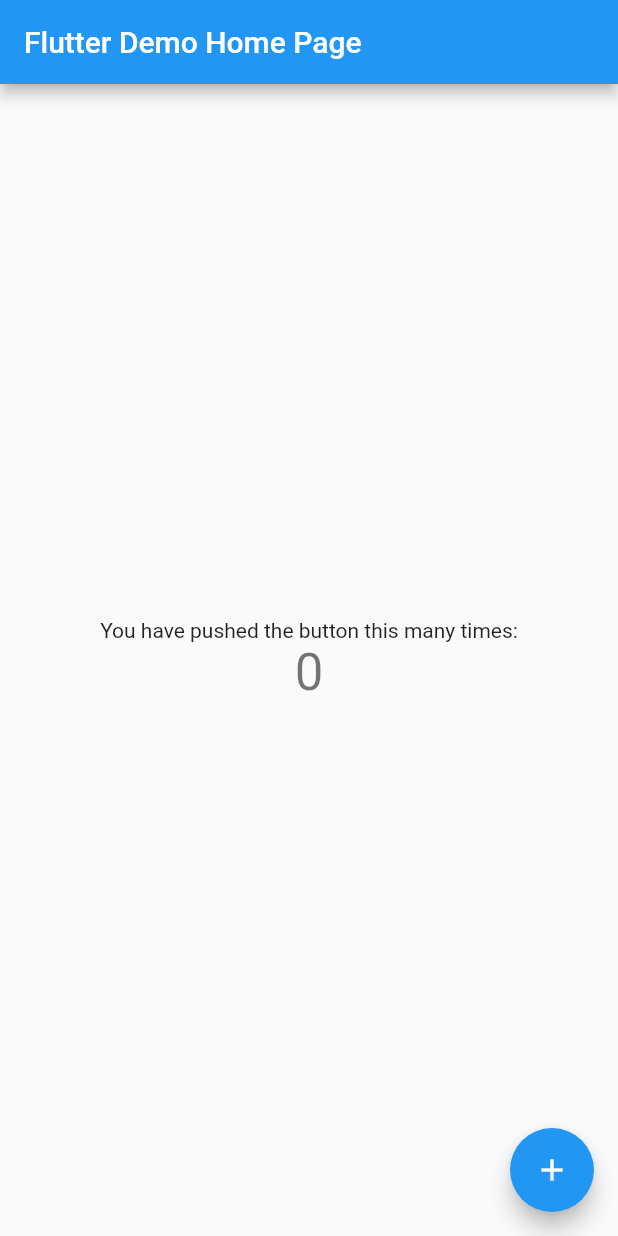
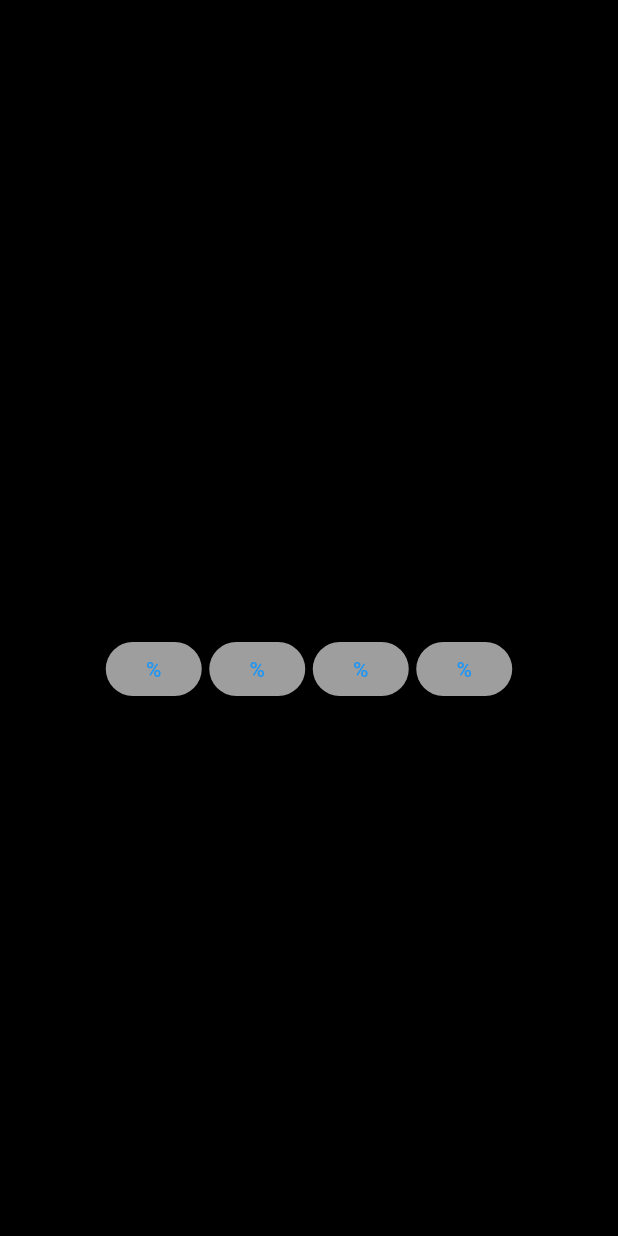
Before and after one commit to zamuelfernandes/calculadora, a Flutter app: the screen it shows after launch, on a phone screen of 412 x 824 dp. Run offline on Flutter 3.47's test engine with Material 2 defaults, Android fonts, the phone set to English and light mode, and no system bars.

Commit message:
Inserindo elementos

```diff
--- a/lib/main.dart
+++ b/lib/main.dart
@@ -7,21 +7,11 @@ void main() {
 class MyApp extends StatelessWidget {
   const MyApp({Key? key}) : super(key: key);
 
-  // This widget is the root of your application.
   @override
   Widget build(BuildContext context) {
     return MaterialApp(
       title: 'Flutter Demo',
       theme: ThemeData(
-        // This is the theme of your application.
-        //
-        // Try running your application with "flutter run". You'll see the
-        // application has a blue toolbar. Then, without quitting the app, try
-        // changing the primarySwatch below to Colors.green and then invoke
-        // "hot reload" (press "r" in the console where you ran "flutter run",
-        // or simply save your changes to "hot reload" in a Flutter IDE).
-        // Notice that the counter didn't reset back to zero; the application
-        // is not restarted.
         primarySwatch: Colors.blue,
       ),
       home: const MyHomePage(title: 'Flutter Demo Home Page'),
@@ -32,15 +22,6 @@ class MyApp extends StatelessWidget {
 class MyHomePage extends StatefulWidget {
   const MyHomePage({Key? key, required this.title}) : super(key: key);
 
-  // This widget is the home page of your application. It is stateful, meaning
-  // that it has a State object (defined below) that contains fields that affect
-  // how it looks.
-
-  // This class is the configuration for the state. It holds the values (in this
-  // case the title) provided by the parent (in this case the App widget) and
-  // used by the build method of the State. Fields in a Widget subclass are
-  // always marked "final".
-
   final String title;
 
   @override
@@ -48,68 +29,75 @@ class MyHomePage extends StatefulWidget {
 }
 
 class _MyHomePageState extends State<MyHomePage> {
-  int _counter = 0;
-
-  void _incrementCounter() {
-    setState(() {
-      // This call to setState tells the Flutter framework that something has
-      // changed in this State, which causes it to rerun the build method below
-      // so that the display can reflect the updated values. If we changed
-      // _counter without calling setState(), then the build method would not be
-      // called again, and so nothing would appear to happen.
-      _counter++;
-    });
-  }
+  double space = 5;
+  Size tam = const Size(20, 20);
 
   @override
   Widget build(BuildContext context) {
-    // This method is rerun every time setState is called, for instance as done
-    // by the _incrementCounter method above.
-    //
-    // The Flutter framework has been optimized to make rerunning build methods
-    // fast, so that you can just rebuild anything that needs updating rather
-    // than having to individually change instances of widgets.
-    return Scaffold(
-      appBar: AppBar(
-        // Here we take the value from the MyHomePage object that was created by
-        // the App.build method, and use it to set our appbar title.
-        title: Text(widget.title),
+    return Container(
+      color: Colors.black,
+      child: Column(
+        mainAxisAlignment: MainAxisAlignment.center,
+        children: [
+          TextField(
+            decoration: InputDecoration(border: InputBorder.none),
           ),
-      body: Center(
-        // Center is a layout widget. It takes a single child and positions it
-        // in the middle of the parent.
-        child: Column(
-          // Column is also a layout widget. It takes a list of children and
-          // arranges them vertically. By default, it sizes itself to fit its
-          // children horizontally, and tries to be as tall as its parent.
-          //
-          // Invoke "debug painting" (press "p" in the console, choose the
-          // "Toggle Debug Paint" action from the Flutter Inspector in Android
-          // Studio, or the "Toggle Debug Paint" command in Visual Studio Code)
-          // to see the wireframe for each widget.
-          //
-          // Column has various properties to control how it sizes itself and
-          // how it positions its children. Here we use mainAxisAlignment to
-          // center the children vertically; the main axis here is the vertical
-          // axis because Columns are vertical (the cross axis would be
-          // horizontal).
+          const SizedBox(height: 20),
+          //ROW DE BOTÕES ----------------------------------------
+          Row(
             mainAxisAlignment: MainAxisAlignment.center,
-          children: <Widget>[
-            const Text(
-              'You have pushed the button this many times:',
+            children: [
+              TextButton(
+                onPressed: () {},
+                style: TextButton.styleFrom(
+                  backgroundColor: Colors.grey,
+                  fixedSize: tam,
+                  shape: RoundedRectangleBorder(
+                    borderRadius: BorderRadius.circular(25),
                   ),
-            Text(
-              '$_counter',
-              style: Theme.of(context).textTheme.headline4,
+                ),
+                child: const Text('%'),
+              ),
+              SizedBox(width: space),
+              TextButton(
+                onPressed: () {},
+                style: TextButton.styleFrom(
+                  backgroundColor: Colors.grey,
+                  fixedSize: tam,
+                  shape: RoundedRectangleBorder(
+                    borderRadius: BorderRadius.circular(25),
+                  ),
+                ),
+                child: const Text('%'),
+              ),
+              SizedBox(width: space),
+              TextButton(
+                onPressed: () {},
+                style: TextButton.styleFrom(
+                  backgroundColor: Colors.grey,
+                  fixedSize: tam,
+                  shape: RoundedRectangleBorder(
+                    borderRadius: BorderRadius.circular(25),
+                  ),
+                ),
+                child: const Text('%'),
+              ),
+              SizedBox(width: space),
+              TextButton(
+                onPressed: () {},
+                style: TextButton.styleFrom(
+                  backgroundColor: Colors.grey,
+                  fixedSize: tam,
+                  shape: RoundedRectangleBorder(
+                    borderRadius: BorderRadius.circular(25),
+                  ),
+                ),
+                child: const Text('%'),
               ),
             ],
           ),
+        ],
       ),
-      floatingActionButton: FloatingActionButton(
-        onPressed: _incrementCounter,
-        tooltip: 'Increment',
-        child: const Icon(Icons.add),
-      ), // This trailing comma makes auto-formatting nicer for build methods.
     );
   }
 }
```
Lines whose indentation alone changed are shown as unchanged.
